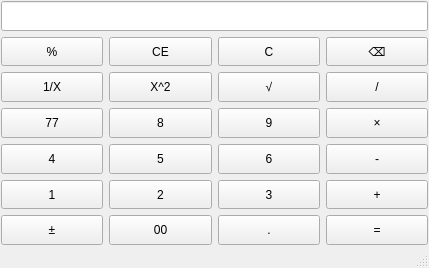
First picture: the form in mainwindow.ui, repository yuancong2/New-Lab1, before the edit.
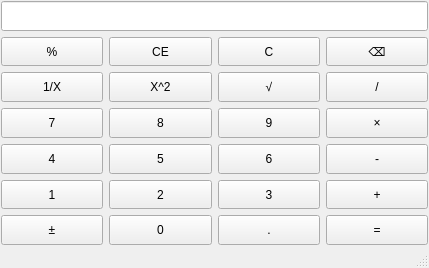
Second picture: the form after the edit.

```diff
--- a/mainwindow.ui
+++ b/mainwindow.ui
@@ -207,7 +207,7 @@
          </sizepolicy>
         </property>
         <property name="text">
-         <string>77</string>
+         <string>7</string>
         </property>
        </widget>
       </item>
@@ -282,7 +282,7 @@
          </sizepolicy>
         </property>
         <property name="text">
-         <string>00</string>
+         <string>0</string>
         </property>
        </widget>
       </item>
```
